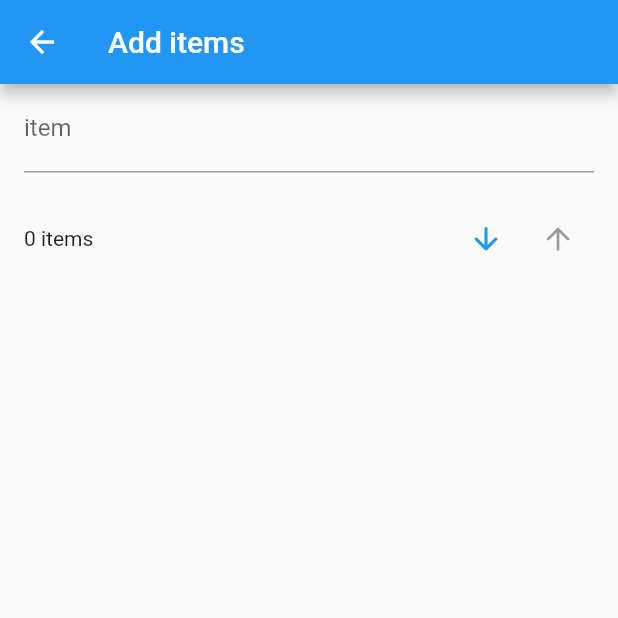
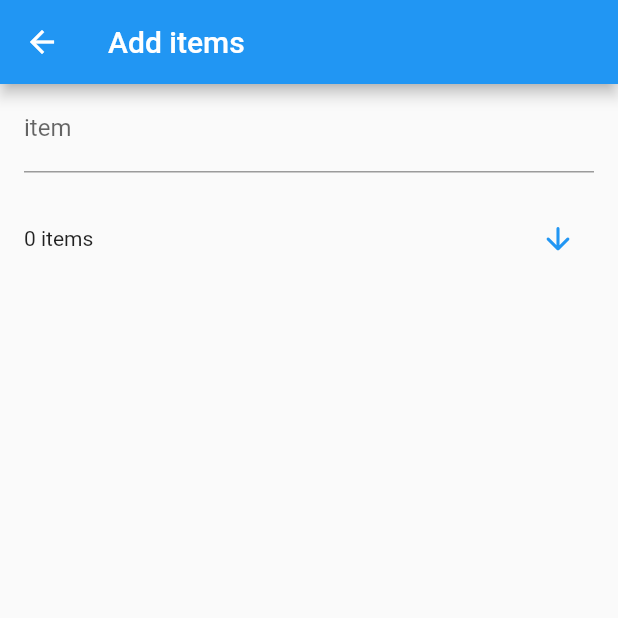
Before and after one commit to alcaitiff/arlist, a Flutter app: the AddScreen screen opened directly with empty values, on a phone screen of 412 x 824 dp, the top half of it. Run offline on Flutter 3.47's test engine with Material 2 defaults, Android fonts, the light colour scheme and no system bars; our stand-ins replace flutter_hooks, hooks_riverpod; generated files the repository leaves out were written again.

Commit message:
Switches the buttons for a toggle

```diff
--- a/lib/screens/add/components/tool_bar.dart
+++ b/lib/screens/add/components/tool_bar.dart
@@ -30,19 +30,20 @@ class Toolbar extends HookWidget {
               overflow: TextOverflow.ellipsis,
             ),
           ),
-          Tooltip(
+          (sortType.state == SortType.alpha)
+              ? Tooltip(
                   message: S.of(context).asc,
                   child: IconButton(
                       icon: Icon(Icons.arrow_downward_rounded),
-                onPressed: () => sortType.state = SortType.alpha,
-                color: textColorFor(SortType.alpha)),
-          ),
-          Tooltip(
+                      onPressed: () => sortType.state = SortType.inversedAlpha,
+                      color: Theme.of(context).primaryColor),
+                )
+              : Tooltip(
                   message: S.of(context).desc,
                   child: IconButton(
                       icon: Icon(Icons.arrow_upward_rounded),
-                onPressed: () => sortType.state = SortType.inversedAlpha,
-                color: textColorFor(SortType.inversedAlpha)),
+                      onPressed: () => sortType.state = SortType.alpha,
+                      color: Theme.of(context).primaryColor),
                 ),
         ],
       ),
```
Lines whose indentation alone changed are shown as unchanged.
